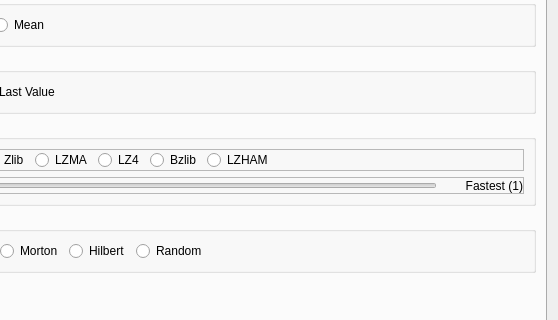
Qt form ImageVis3D/UI/UI/SettingsDlg.ui (SCIInstitute/ImageVis3D) before a commit; both pictures show x 111 to 669 and y 143 to 463 of the 669 by 550 pixel window.
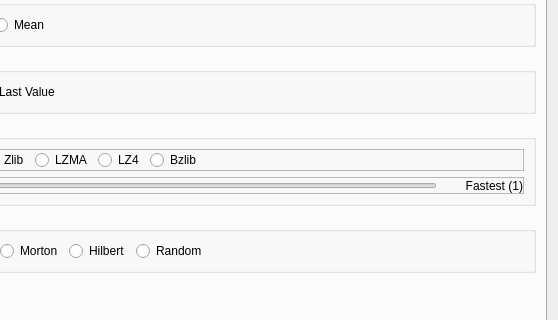
The same form after that commit. The open tabs and pages were chosen to show the change.

Commit message:
Drop lzham
It is eclipsed by other compressors and giving us build issues.
Closes #4

```diff
--- a/ImageVis3D/UI/UI/SettingsDlg.ui
+++ b/ImageVis3D/UI/UI/SettingsDlg.ui
@@ -619,13 +619,6 @@
                </property>
               </widget>
              </item>
-             <item>
-              <widget class="QRadioButton" name="radioButton_lzhamCompression">
-               <property name="text">
-                <string>LZHAM</string>
-               </property>
-              </widget>
-             </item>
              <item>
               <spacer name="horizontalSpacer_4">
                <property name="orientation">
```
The commit also changes 3 other files.
